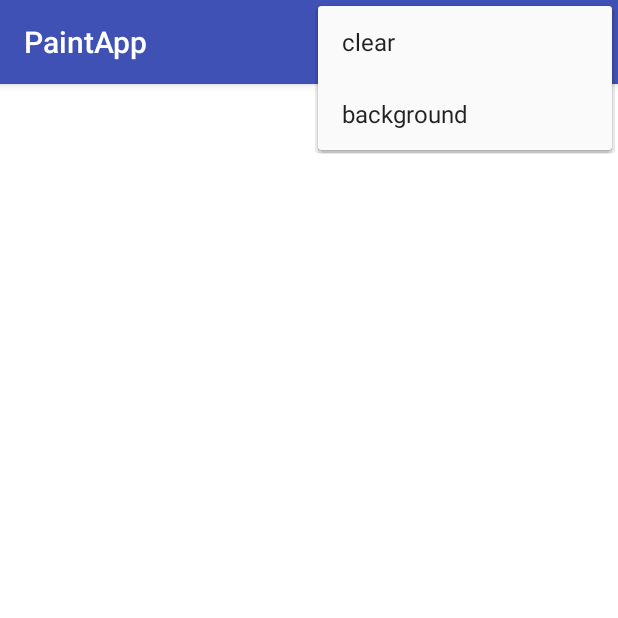
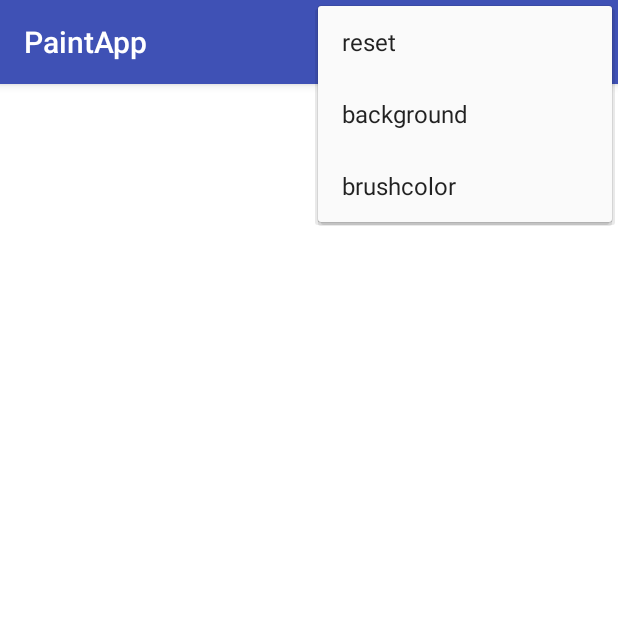
Before and after one commit to jtaaka/PaintApp, an Android app: the screen it shows after launch (MainActivity), with the options menu open, on a phone screen of 412 x 824 dp, the top half of it. Run offline under Robolectric (Android 15) with nearby library versions, the phone set to English and light mode, and no system bars; libraries missing offline, so code that uses them is left out: yuku.ambilwarna.

Commit message:
Change brush color and path save functionality

```diff
--- a/app/src/main/java/paintapp/tuni/fi/paintapp/MyPaint.java
+++ b/app/src/main/java/paintapp/tuni/fi/paintapp/MyPaint.java
@@ -7,9 +7,14 @@ import android.graphics.Color;
 import android.graphics.Paint;
 import android.graphics.Path;
 import android.support.annotation.Nullable;
+import android.support.v4.util.Pair;
 import android.util.AttributeSet;
+import android.util.Log;
 import android.view.MotionEvent;
 import android.view.View;
+
+import java.util.ArrayList;
+import java.util.List;
 
 public class MyPaint extends View {
 
@@ -21,6 +26,7 @@ public class MyPaint extends View {
     private Bitmap myBitMap;
     private Path myPath;
     private Paint myBitMapPaint = new Paint(Paint.DITHER_FLAG);
+    private List<Pair<Path, Integer>> pathColorList = new ArrayList<>();
 
     public MyPaint(Context context, @Nullable AttributeSet attrs) {
         super(context, attrs);
@@ -28,11 +34,12 @@ public class MyPaint extends View {
         myPaint = new Paint();
         myPath = new Path();
 
-        myPaint.setColor(DEFAULT_BRUSH);
         myPaint.setStyle(Paint.Style.STROKE);
         myPaint.setStrokeJoin(Paint.Join.ROUND);
         myPaint.setStrokeCap(Paint.Cap.ROUND);
         myPaint.setStrokeWidth(10);
+
+        pathColorList.add(Pair.create(myPath, DEFAULT_BRUSH));
     }
 
     public void initialize(int width, int height) {
@@ -43,9 +50,13 @@ public class MyPaint extends View {
 
     @Override
     protected void onDraw(Canvas canvas) {
-        myCanvas.drawBitmap(myBitMap, 0, 0, myBitMapPaint);
-        myCanvas.drawPath(myPath, myPaint);
-        canvas.drawBitmap(myBitMap, 0, 0, myBitMapPaint);
+        for (Pair<Path,Integer> pathColor : pathColorList) {
+            myCanvas.drawPath(pathColor.first, myPaint);
+            myPaint.setColor(pathColor.second);
+            myCanvas.drawBitmap(myBitMap, 0, 0, myBitMapPaint);
+            myCanvas.drawPath(myPath, myPaint);
+            canvas.drawBitmap(myBitMap, 0, 0, myBitMapPaint);
+        }
     }
 
     @Override
@@ -77,8 +88,15 @@ public class MyPaint extends View {
         invalidate();
     }
 
-    public void clearCanvas() {
+    public void changeBrushColor(int color) {
+        pathColorList.add( Pair.create(myPath, color));
+        myPath = new Path();
+    }
+
+    public void reset() {
         myPath.reset();
+        pathColorList.clear();
+        pathColorList.add( Pair.create(myPath, DEFAULT_BRUSH));
         myCanvas.drawColor(DEFAULT_BACKGROUND);
         invalidate();
     }
--- a/app/src/main/res/menu/menu.xml
+++ b/app/src/main/res/menu/menu.xml
@@ -4,12 +4,16 @@
     android:layout_height="match_parent"
     xmlns:app="http://schemas.android.com/apk/res-auto">
 
-    <item android:id="@+id/clear"
-        android:title="@string/clear"
+    <item android:id="@+id/reset"
+        android:title="@string/reset"
         app:showAsAction="never"/>
 
     <item android:id="@+id/background"
         android:title="@string/background"
         app:showAsAction="never"/>
 
+    <item android:id="@+id/brushColor"
+        android:title="@string/brushcolor"
+        app:showAsAction="never"/>
+
 </menu>
--- a/app/src/main/res/values/strings.xml
+++ b/app/src/main/res/values/strings.xml
@@ -1,5 +1,6 @@
 <resources>
     <string name="app_name">PaintApp</string>
-    <string name="clear">clear</string>
+    <string name="reset">reset</string>
     <string name="background">background</string>
+    <string name="brushcolor">brushcolor</string>
 </resources>
```
Also changed, not shown: app/src/main/java/paintapp/tuni/fi/paintapp/MainActivity.java (+24 -5 lines).
